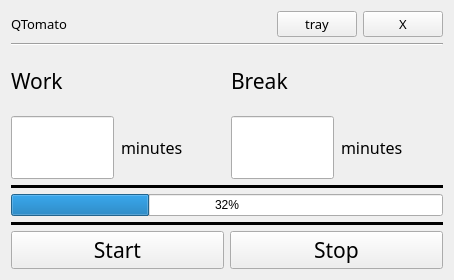
Qt form ui/mainwindow.ui (modbrin/intrusive-tomato-qt) before a commit.
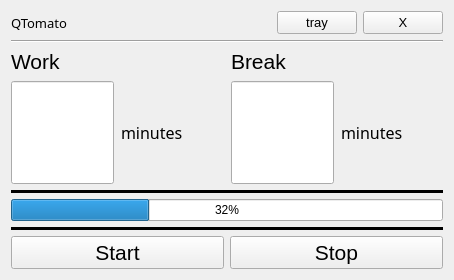
The same form after that commit.

```diff
--- a/ui/mainwindow.ui
+++ b/ui/mainwindow.ui
@@ -52,7 +52,6 @@
       <widget class="QPushButton" name="trayButton">
        <property name="font">
         <font>
-         <family>Segoe MDL2 Assets</family>
          <pointsize>10</pointsize>
         </font>
        </property>
@@ -71,7 +70,6 @@
        </property>
        <property name="font">
         <font>
-         <family>Segoe MDL2 Assets</family>
          <pointsize>10</pointsize>
         </font>
        </property>
@@ -101,15 +99,15 @@
          <item>
           <widget class="QLineEdit" name="workMinutes">
            <property name="sizePolicy">
-            <sizepolicy hsizetype="Ignored" vsizetype="Minimum">
+            <sizepolicy hsizetype="Ignored" vsizetype="Expanding">
              <horstretch>0</horstretch>
              <verstretch>0</verstretch>
             </sizepolicy>
            </property>
            <property name="font">
             <font>
-             <family>Segoe MDL2 Assets</family>
              <pointsize>30</pointsize>
+             <stylestrategy>PreferDefault</stylestrategy>
             </font>
            </property>
            <property name="inputMethodHints">
@@ -151,7 +149,6 @@
          </property>
          <property name="font">
           <font>
-           <family>Segoe MDL2 Assets</family>
            <pointsize>16</pointsize>
           </font>
          </property>
@@ -172,14 +169,13 @@
          <item>
           <widget class="QLineEdit" name="breakMinutes">
            <property name="sizePolicy">
-            <sizepolicy hsizetype="Ignored" vsizetype="Minimum">
+            <sizepolicy hsizetype="Ignored" vsizetype="Expanding">
              <horstretch>0</horstretch>
              <verstretch>0</verstretch>
             </sizepolicy>
            </property>
            <property name="font">
             <font>
-             <family>Segoe MDL2 Assets</family>
              <pointsize>30</pointsize>
             </font>
            </property>
@@ -222,7 +218,6 @@
          </property>
          <property name="font">
           <font>
-           <family>Segoe MDL2 Assets</family>
            <pointsize>16</pointsize>
           </font>
          </property>
@@ -289,7 +284,6 @@
       <widget class="QPushButton" name="startButton">
        <property name="font">
         <font>
-         <family>Segoe MDL2 Assets</family>
          <pointsize>16</pointsize>
         </font>
        </property>
@@ -302,7 +296,6 @@
       <widget class="QPushButton" name="stopButton">
        <property name="font">
         <font>
-         <family>Segoe MDL2 Assets</family>
          <pointsize>16</pointsize>
         </font>
        </property>
```
